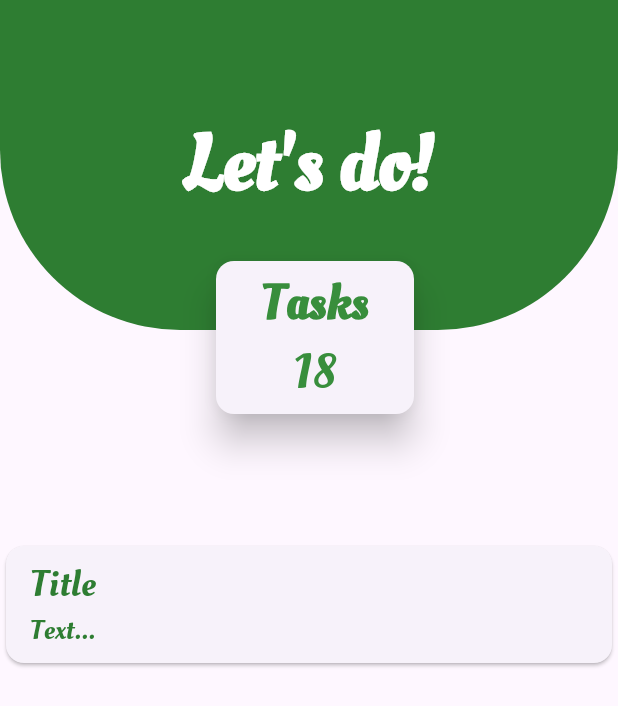
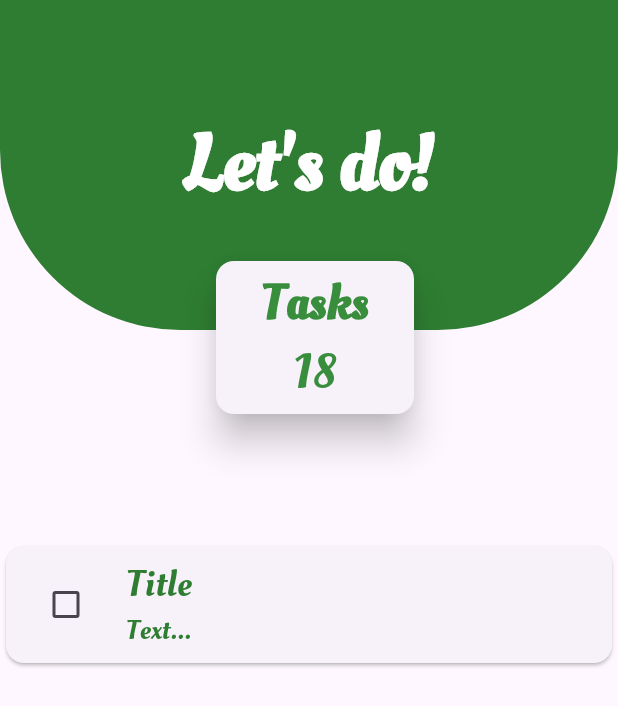
Before and after one commit to elham96dev/todo, a Flutter app: the screen it shows after launch, on a phone screen of 412 x 824 dp. Shown: the top 706 px of the screen. Run offline on Flutter 3.47's test engine with Material 3 defaults, Android fonts, the phone set to English and light mode, and no system bars.

Commit message:
add checkbox

```diff
--- a/lib/views/home_view.dart
+++ b/lib/views/home_view.dart
@@ -10,6 +10,7 @@ class HomeView extends StatefulWidget {
 }
 
 class _HomeViewState extends State<HomeView> {
+  bool checkBox = false;
   @override
   Widget build(BuildContext context) {
   return SafeArea(
@@ -36,6 +37,16 @@ class _HomeViewState extends State<HomeView> {
                   color: Colors.green.shade800,
                 ),
               ),
+              leading: Checkbox(
+                checkColor: Colors.white,
+                activeColor: Colors.green.shade800,
+                value: checkBox,
+                onChanged: (value) {
+                  setState(() {
+                    checkBox = value ?? false;
+                  });
+                }
+              ),
             ),
           )
         ],
```
